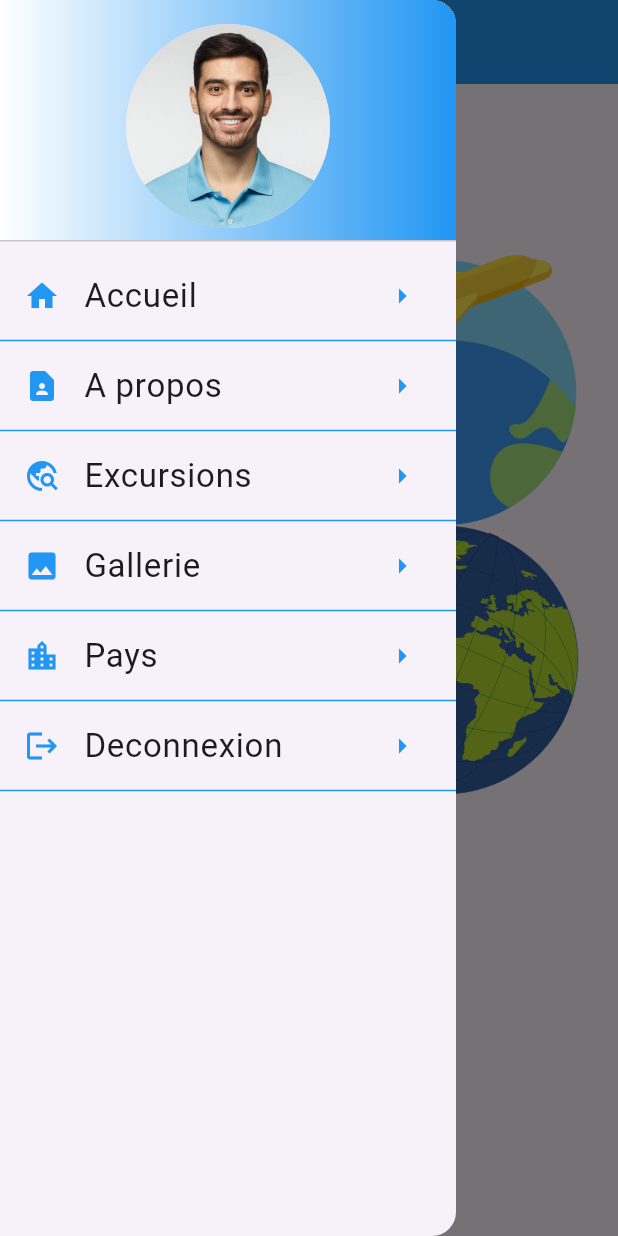
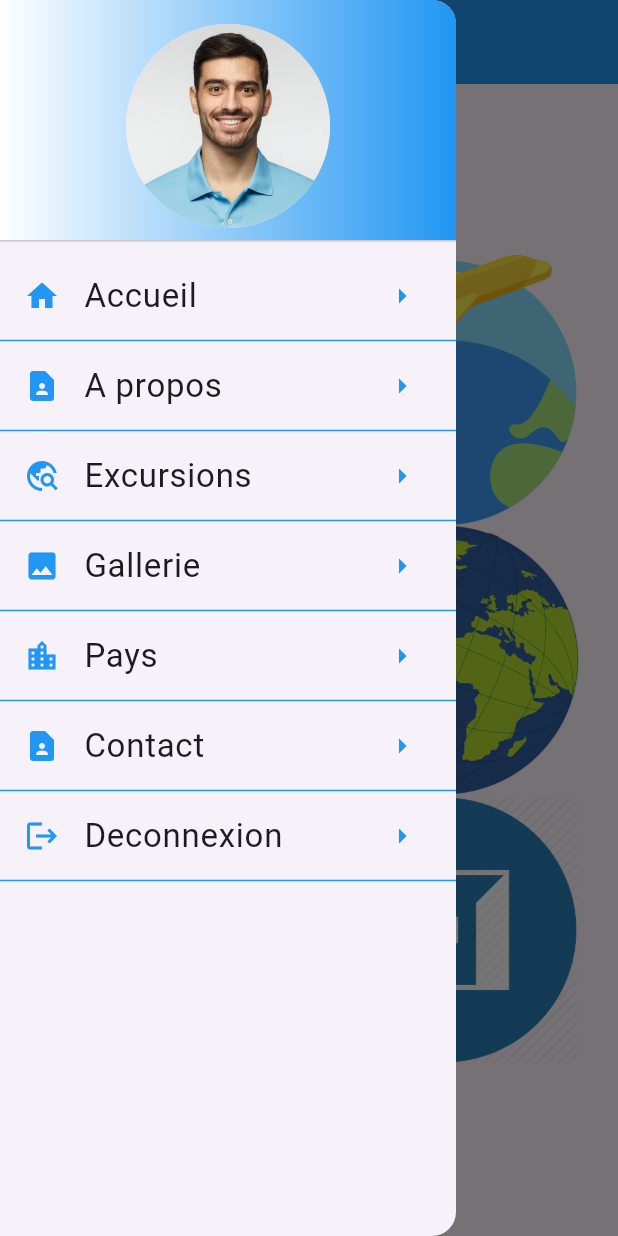
Before and after one commit to FatenGargouri/flutter, a Flutter app: the HomePage screen opened by its route, with the side drawer open, on a phone screen of 412 x 824 dp. Run offline on Flutter 3.47's test engine with Material 3 defaults, Android fonts, the phone set to English and light mode, and no system bars; our stand-ins replace shared_preferences; accounts and stored records are empty; network calls fail.

Commit message:
version final

```diff
--- a/lib/config/global.params.dart
+++ b/lib/config/global.params.dart
@@ -43,6 +43,14 @@ class GlobalParams {
       "route": "/pays"
     },
     {
+      "title": "Contact",
+      "icon": const Icon(
+        Icons.contact_page,
+        color: Colors.blue,
+      ),
+      "route": "/contact"
+    },
+    {
       "title": "Deconnexion",
       "icon": const Icon(
         Icons.logout,
--- a/lib/main.dart
+++ b/lib/main.dart
@@ -10,6 +10,7 @@ import 'pages/pays.page.dart';
 import 'pages/home.page.dart';
 import 'pages/inscription.page.dart';
 import 'pages/Excursion.dart';
+import 'pages/contact.page.dart';
 
 void main() {
   runApp( MyApp());
@@ -23,7 +24,8 @@ class MyApp extends StatelessWidget {
     '/apropos': (context) => const apropos(),
     '/gallerie': (context) =>  GalleriePage(),
     '/pays': (context) =>  pays(),
-    '/excursions': (context) => ExcursionsPage()
+    '/excursions': (context) => ExcursionsPage(),
+    '/contact': (context) => ContactFormPage()
   };
 
   @override
--- a/lib/pages/home.page.dart
+++ b/lib/pages/home.page.dart
@@ -56,6 +56,16 @@ class HomePage extends StatelessWidget {
                 Navigator.pushNamed(context,"/pays");
               },
             ),
+            InkWell(
+              child: Ink.image(
+                  height:180,
+                  width: 180,
+                  image: const AssetImage('images/contact.png')),
+              onTap: (){
+                Navigator.pop(context);
+                Navigator.pushNamed(context,"/contact");
+              },
+            ),
 
             InkWell(
               child: Ink.image(
```
Also changed, not shown: lib/pages/contact.page.dart (+106 -10 lines).
